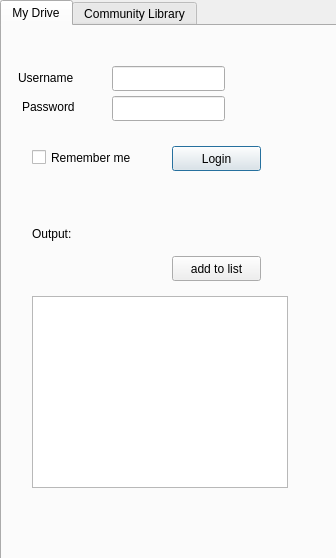
Before: the Qt Designer form ellipsis_drive_dialog_base.ui in ellipsis-drive-internal/qgis-plugin, drawn with Qt 5.
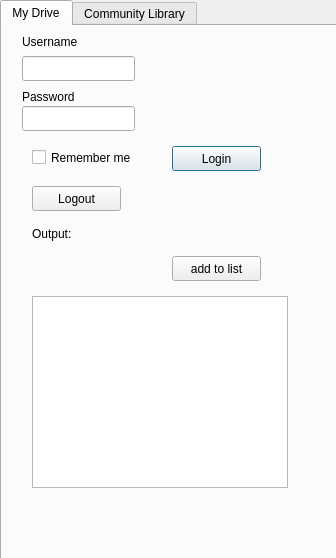
After: the same form once the commit is applied.

Commit message: add logout button

What changed in the file:
```diff
--- a/ellipsis_drive_dialog_base.ui
+++ b/ellipsis_drive_dialog_base.ui
@@ -32,8 +32,8 @@
     <widget class="QLabel" name="label_username">
      <property name="geometry">
       <rect>
-       <x>16</x>
-       <y>36</y>
+       <x>20</x>
+       <y>0</y>
        <width>91</width>
        <height>31</height>
       </rect>
@@ -46,7 +46,7 @@
      <property name="geometry">
       <rect>
        <x>20</x>
-       <y>70</y>
+       <y>60</y>
        <width>81</width>
        <height>21</height>
       </rect>
@@ -58,8 +58,8 @@
     <widget class="QLineEdit" name="lineEdit_username">
      <property name="geometry">
       <rect>
-       <x>110</x>
-       <y>40</y>
+       <x>20</x>
+       <y>30</y>
        <width>113</width>
        <height>25</height>
       </rect>
@@ -68,8 +68,8 @@
     <widget class="QLineEdit" name="lineEdit_password">
      <property name="geometry">
       <rect>
-       <x>110</x>
-       <y>70</y>
+       <x>20</x>
+       <y>80</y>
        <width>113</width>
        <height>25</height>
       </rect>
@@ -140,6 +140,19 @@
       <string>Remember me</string>
      </property>
     </widget>
+    <widget class="QPushButton" name="pushButton_logout">
+     <property name="geometry">
+      <rect>
+       <x>30</x>
+       <y>160</y>
+       <width>89</width>
+       <height>25</height>
+      </rect>
+     </property>
+     <property name="text">
+      <string>Logout</string>
+     </property>
+    </widget>
    </widget>
    <widget class="QWidget" name="communitytab">
     <attribute name="title">
```
